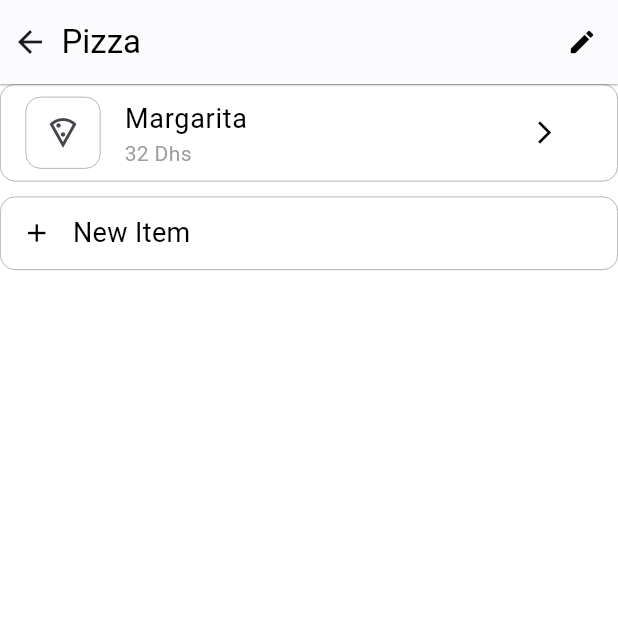
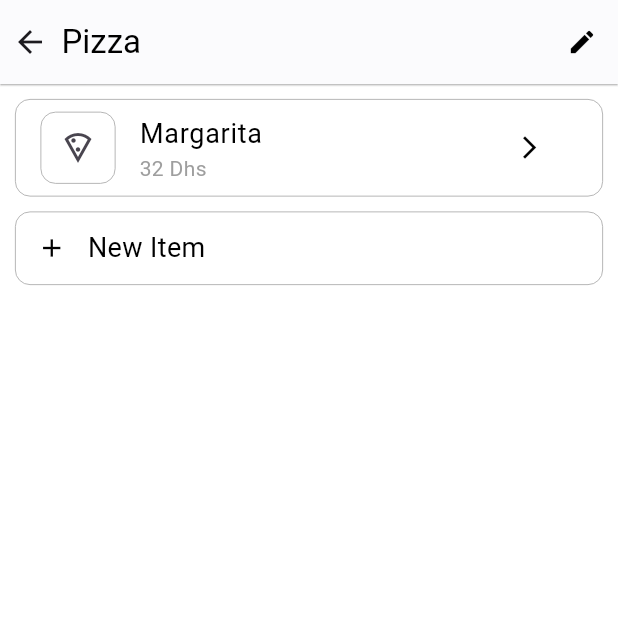
Before and after one commit to heloufra/monolo, a Flutter app: the CategoryItems screen opened directly, on a phone screen of 412 x 824 dp, the top half of it. Run offline on Flutter 3.47's test engine with Material 3 defaults, Android fonts, the phone set to English and light mode, and no system bars; drawn by our look-alikes of toastification; our stand-ins replace flutter_dotenv, geolocator, google_maps_flutter, permission_handler, pin_code_fields, supabase_flutter; accounts and stored records are empty.

Commit message:
commit success

```diff
--- a/olo/lib/screens/admin_dashboard/category_items.dart
+++ b/olo/lib/screens/admin_dashboard/category_items.dart
@@ -36,6 +36,7 @@ class _CategoryItemsState extends State<CategoryItems> {
           ],
         ),
         body: Container(
+          padding: const EdgeInsets.all(10.0),
           color: Colors.white,
           child: Column(
             children: [
```
